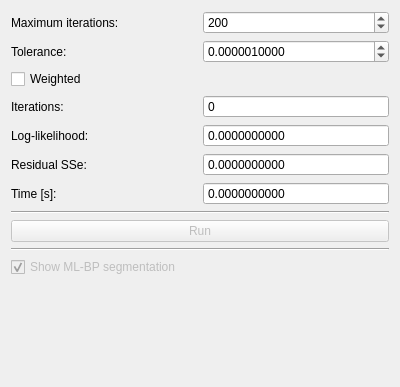
Above: code_revision/src/lib/visualization/MLBPControl.ui from jmaye/curb-detection before the change. Below: the same form after it.
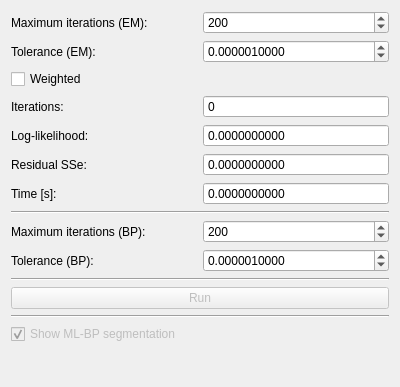
That is the form after the change.

Diff of the .ui file:
```diff
--- a/code_revision/src/lib/visualization/MLBPControl.ui
+++ b/code_revision/src/lib/visualization/MLBPControl.ui
@@ -19,7 +19,7 @@
      <item row="0" column="0">
       <widget class="QLabel" name="maxIterTextLabel">
        <property name="text">
-        <string>Maximum iterations:</string>
+        <string>Maximum iterations (EM):</string>
        </property>
       </widget>
      </item>
@@ -36,7 +36,7 @@
      <item row="1" column="0">
       <widget class="QLabel" name="tolTextlabel">
        <property name="text">
-        <string>Tolerance:</string>
+        <string>Tolerance (EM):</string>
        </property>
       </widget>
      </item>
@@ -154,6 +154,54 @@
      </item>
     </layout>
    </item>
+   <item>
+    <widget class="Line" name="line_2">
+     <property name="orientation">
+      <enum>Qt::Horizontal</enum>
+     </property>
+    </widget>
+   </item>
+   <item>
+    <layout class="QGridLayout" name="paramBPLayout">
+     <item row="0" column="0">
+      <widget class="QLabel" name="maxIterBPLabel">
+       <property name="text">
+        <string>Maximum iterations (BP):</string>
+       </property>
+      </widget>
+     </item>
+     <item row="0" column="1">
+      <widget class="QSpinBox" name="maxIterBPSpinBox">
+       <property name="maximum">
+        <number>1000000</number>
+       </property>
+       <property name="value">
+        <number>200</number>
+       </property>
+      </widget>
+     </item>
+     <item row="1" column="0">
+      <widget class="QLabel" name="tolBPLabel">
+       <property name="text">
+        <string>Tolerance (BP):</string>
+       </property>
+      </widget>
+     </item>
+     <item row="1" column="1">
+      <widget class="QDoubleSpinBox" name="tolBPSpinBox">
+       <property name="decimals">
+        <number>10</number>
+       </property>
+       <property name="maximum">
+        <double>1000000.000000000000000</double>
+       </property>
+       <property name="value">
+        <double>0.000001000000000</double>
+       </property>
+      </widget>
+     </item>
+    </layout>
+   </item>
    <item>
     <widget class="Line" name="line">
      <property name="orientation">
```
Left out of the diff: 36 changed lines with no effect on the pictures.
